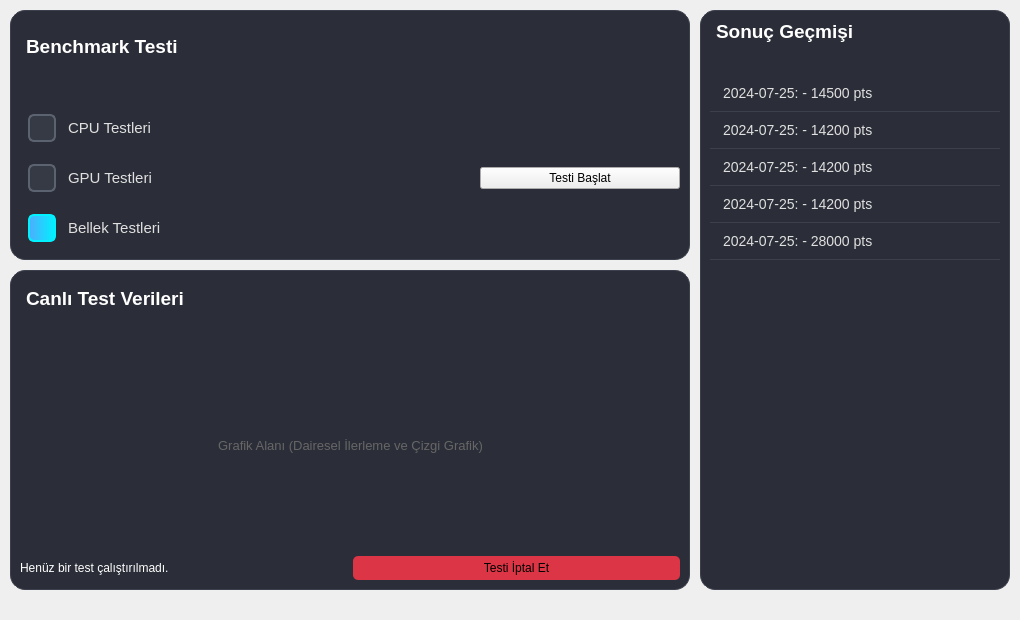
The window that Widgets/Benchmark/benchmarkwidget.ui (pSado14/Techbench_) describes before a commit, drawn with Qt 5.
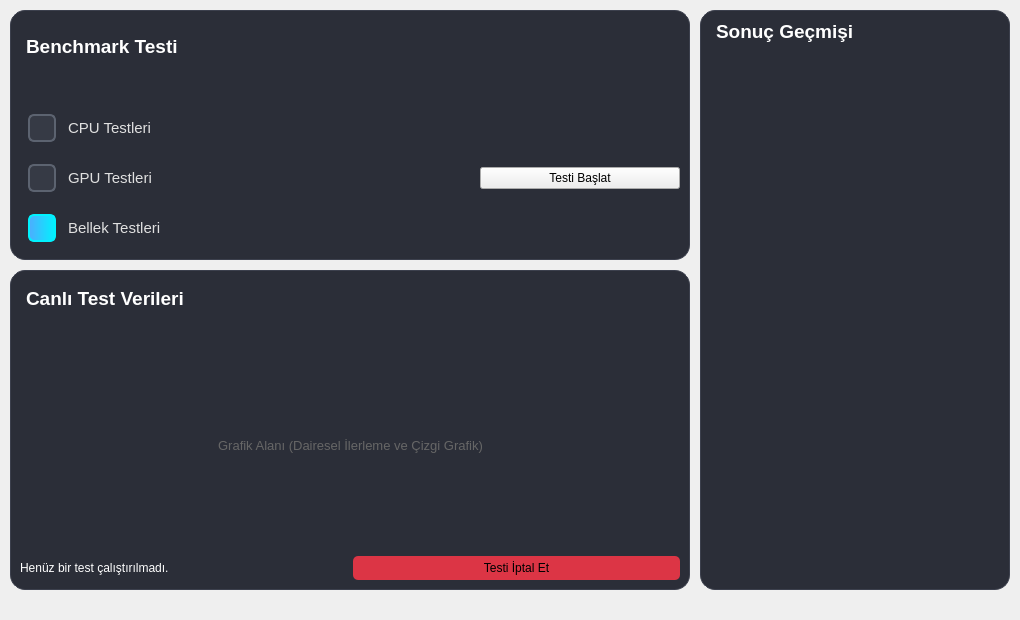
The same window after the commit.

The edit to the form file:
```diff
--- a/Widgets/Benchmark/benchmarkwidget.ui
+++ b/Widgets/Benchmark/benchmarkwidget.ui
@@ -200,31 +200,7 @@
       <property name="styleSheet">
        <string notr="true">background-color: transparent; border: none;</string>
       </property>
-      <item>
-       <property name="text">
-        <string>2024-07-25: - 14500 pts</string>
-       </property>
-      </item>
-      <item>
-       <property name="text">
-        <string>2024-07-25: - 14200 pts</string>
-       </property>
-      </item>
-      <item>
-       <property name="text">
-        <string>2024-07-25: - 14200 pts</string>
-       </property>
-      </item>
-      <item>
-       <property name="text">
-        <string>2024-07-25: - 14200 pts</string>
-       </property>
-      </item>
-      <item>
-       <property name="text">
-        <string>2024-07-25: - 28000 pts</string>
-       </property>
-      </item>
+
      </widget>
     </item>
    </layout>
```
